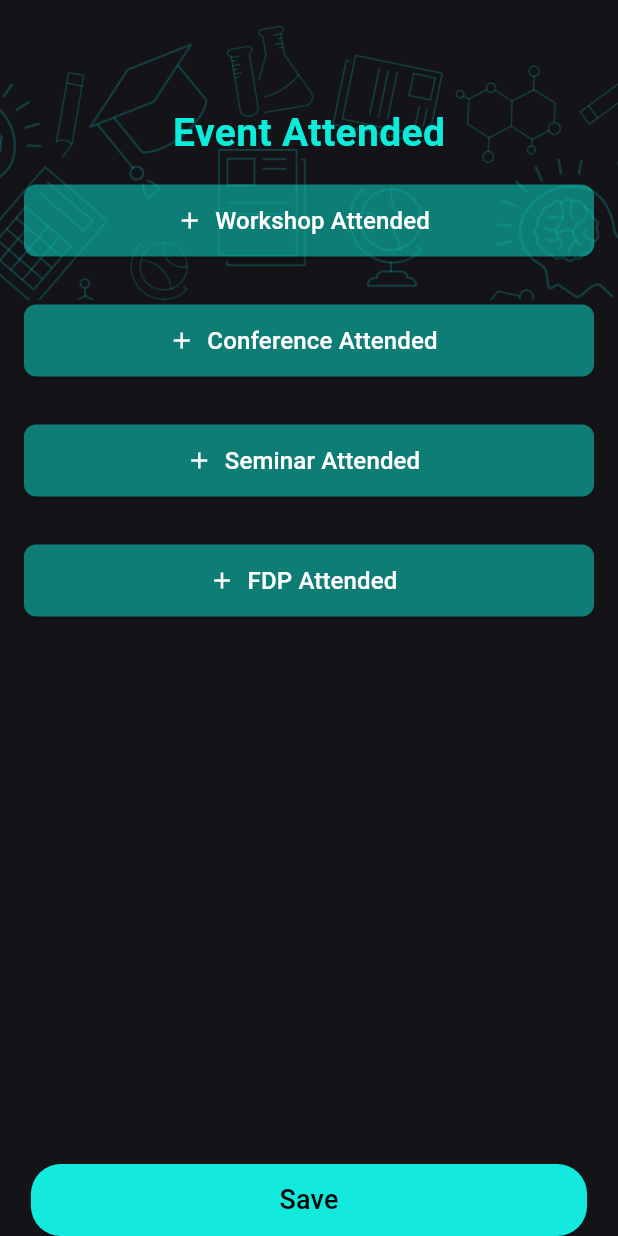
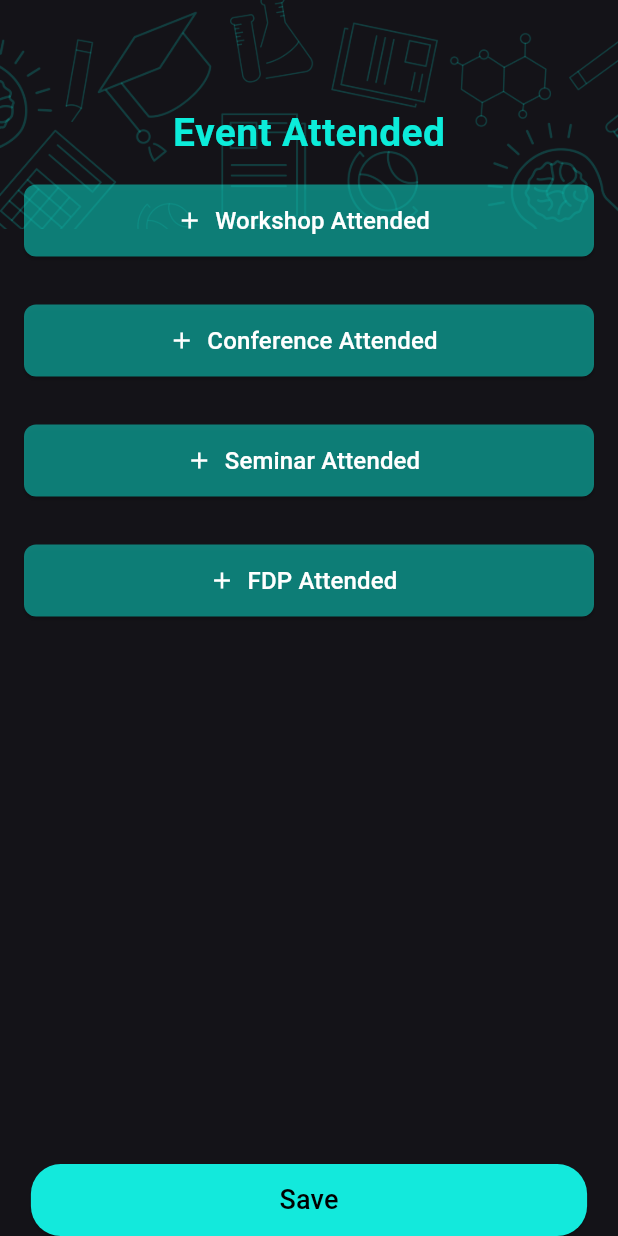
Before and after one commit to vyom1102/majorprojectcst, a Flutter app: the EventAttendedScreen screen opened directly, after a tap on "Save", on a phone screen of 412 x 824 dp. Run offline on Flutter 3.47's test engine with Material 3 defaults, Android fonts, the light colour scheme and no system bars; our stand-ins replace cached_network_image, cloud_firestore, firebase_auth, firebase_core, firebase_database, firebase_storage and 4 more; accounts and stored records are empty; Roboto replaces fonts that are missing (Kufam).

Commit message:
teacher screen changes

```diff
--- a/lib/StudentActivities/academic_folder/placement_screen.dart
+++ b/lib/StudentActivities/academic_folder/placement_screen.dart
@@ -20,7 +20,7 @@ class _PlacementScreenState extends State<PlacementScreen> {
 
   String selectedButton = '';
   String selectedYear ='';
-  List<String> years = List.generate(25, (index) => (2000 + index).toString());
+  List<String> years = List.generate(25, (index) => (2020 + index).toString());
   TextEditingController _yearController = TextEditingController();
 
   void showYearPicker(BuildContext context) {
--- a/lib/detailScreens/StudentData/Acadmeic/student_result.dart
+++ b/lib/detailScreens/StudentData/Acadmeic/student_result.dart
@@ -655,7 +655,7 @@ class _StudentResultListState extends State<StudentResultList> {
                   children: [
                     SizedBox(width: 10),
                     Text(
-                      'Select Year Range: ',
+                      'Select Batch: ',
                       style: TextStyle(color: Colors.white),
                     ),
                     DropdownButton<String>(
--- a/lib/teacher_main_screen.dart
+++ b/lib/teacher_main_screen.dart
@@ -405,8 +405,8 @@ class _TeacherSelectionScreenState extends State<TeacherSelectionScreen> {
   }
   Future<Map<String, String>> getUserData() async {
     SharedPreferences prefs = await SharedPreferences.getInstance();
-    String name = prefs.getString('student_name') ?? 'Your Name';
-    String email = prefs.getString('student_email') ?? 'your.email@example.com';
+    String name = prefs.getString('teacher_name') ?? 'Your Name';
+    String email = prefs.getString('teacher_email') ?? 'your.email@example.com';
     return {'name': name, 'email': email};
   }
   final GlobalKey<ScaffoldState> _scaffoldKey = GlobalKey<ScaffoldState>();
--- a/lib/teachers_activity_folder/courses_completed_screen.dart
+++ b/lib/teachers_activity_folder/courses_completed_screen.dart
@@ -88,7 +88,7 @@ class _CourseCompletedScreenState extends State<CourseCompletedScreen> {
               child: Image.asset(
                 'images/bottom_container.png',
                 fit: BoxFit.cover,
-                height: 200,
+                height: MediaQuery.sizeOf(context).height*0.185,
                 width: MediaQuery.sizeOf(context)
                     .width, // Adjust the height as needed
               ),
--- a/lib/teachers_activity_folder/event_attended_screen.dart
+++ b/lib/teachers_activity_folder/event_attended_screen.dart
@@ -277,8 +277,8 @@ class _EventAttendedScreenState extends State<EventAttendedScreen> {
             child: Image.asset(
               'images/bottom_container.png',
               fit: BoxFit.cover,
-              height: 200,
-              width: MediaQuery.of(context).size.width, // Adjust the height as needed
+              height: MediaQuery.sizeOf(context).height*0.185,
+              width: MediaQuery.of(context).size.width,
             ),
           ),
           Column(
@@ -1441,39 +1441,43 @@ class _EventAttendedScreenState extends State<EventAttendedScreen> {
               ElevatedButton(
                 onPressed: () {
                   if (_fullNameController.text.isNotEmpty) {
-                    Navigator.push(
-                      context,
-                      MaterialPageRoute(
-                        builder: (context) => EventAttendedScreen(),
-                      ),
-                    );
+                    // Navigator.push(
+                    //   context,
+                    //   MaterialPageRoute(
+                    //     builder: (context) => EventAttendedScreen(),
+                    //   ),
+                    // );
+                    Navigator.pop(context);
                     _saveTeacherData();
                   }
                   if (_fullName2Controller.text.isNotEmpty) {
-                    Navigator.push(
-                      context,
-                      MaterialPageRoute(
-                        builder: (context) => EventAttendedScreen(),
-                      ),
-                    );
+                    // Navigator.push(
+                    //   context,
+                    //   MaterialPageRoute(
+                    //     builder: (context) => EventAttendedScreen(),
+                    //   ),
+                    // );
+                    Navigator.pop(context);
                     _saveTeacher2Data();
                   }
                   if (_fullName3Controller.text.isNotEmpty) {
-                    Navigator.push(
-                      context,
-                      MaterialPageRoute(
-                        builder: (context) => EventAttendedScreen(),
-                      ),
-                    );
+                    // Navigator.push(
+                    //   context,
+                    //   MaterialPageRoute(
+                    //     builder: (context) => EventAttendedScreen(),
+                    //   ),
+                    // );
+                    Navigator.pop(context);
                     _saveTeacher3Data();
                   }
                   if (_fullName4Controller.text.isNotEmpty) {
-                    Navigator.push(
-                      context,
-                      MaterialPageRoute(
-                        builder: (context) => EventAttendedScreen(),
-                      ),
-                    );
+                    // Navigator.push(
+                    //   context,
+                    //   MaterialPageRoute(
+                    //     builder: (context) => EventAttendedScreen(),
+                    //   ),
+                    // );
+                    Navigator.pop(context);
                     _saveTeacher4Data();
                   }
                 },
--- a/lib/teachers_activity_folder/event_organised_screen.dart
+++ b/lib/teachers_activity_folder/event_organised_screen.dart
@@ -277,8 +277,8 @@ class _EventOrganisedScreenState extends State<EventOrganisedScreen> {
             child: Image.asset(
               'images/bottom_container.png',
               fit: BoxFit.cover,
-              height: 200,
-              width: MediaQuery.of(context).size.width, // Adjust the height as needed
+              height: MediaQuery.sizeOf(context).height*0.185,
+              width: MediaQuery.of(context).size.width,
             ),
           ),
           Column(
```
Also changed, not shown: lib/detailScreens/StudentData/Acadmeic/student_placement.dart (+52 -10 lines), lib/teachers_activity_folder/publications_screen.dart (+4 -4 lines), 1 other file.
